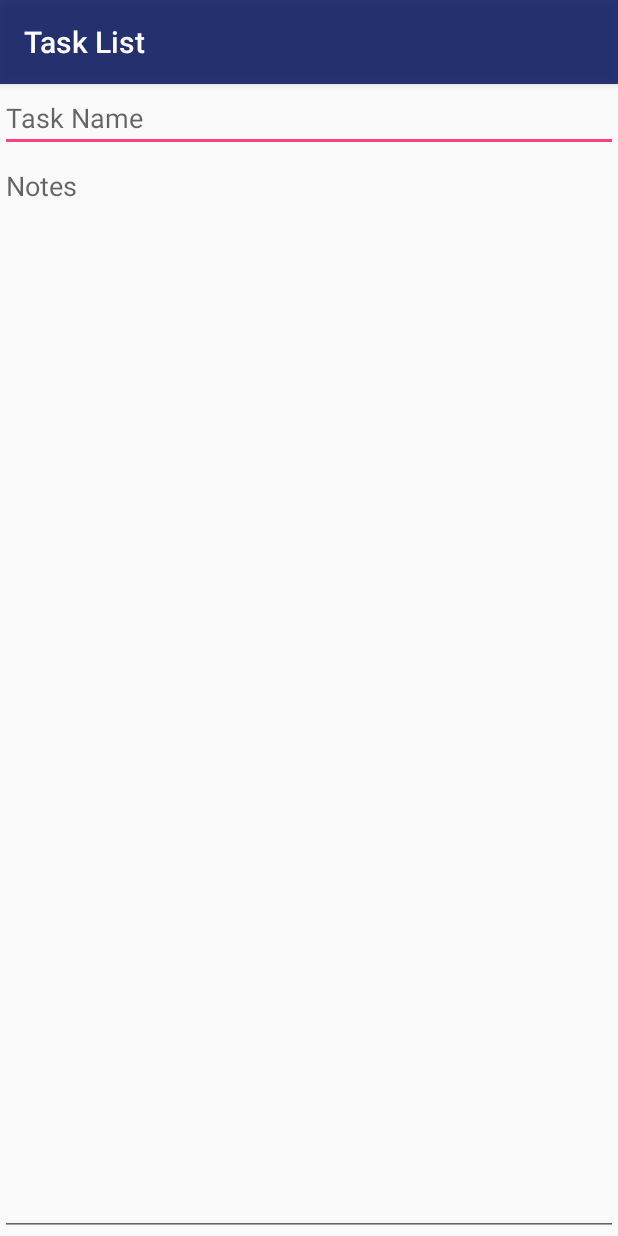
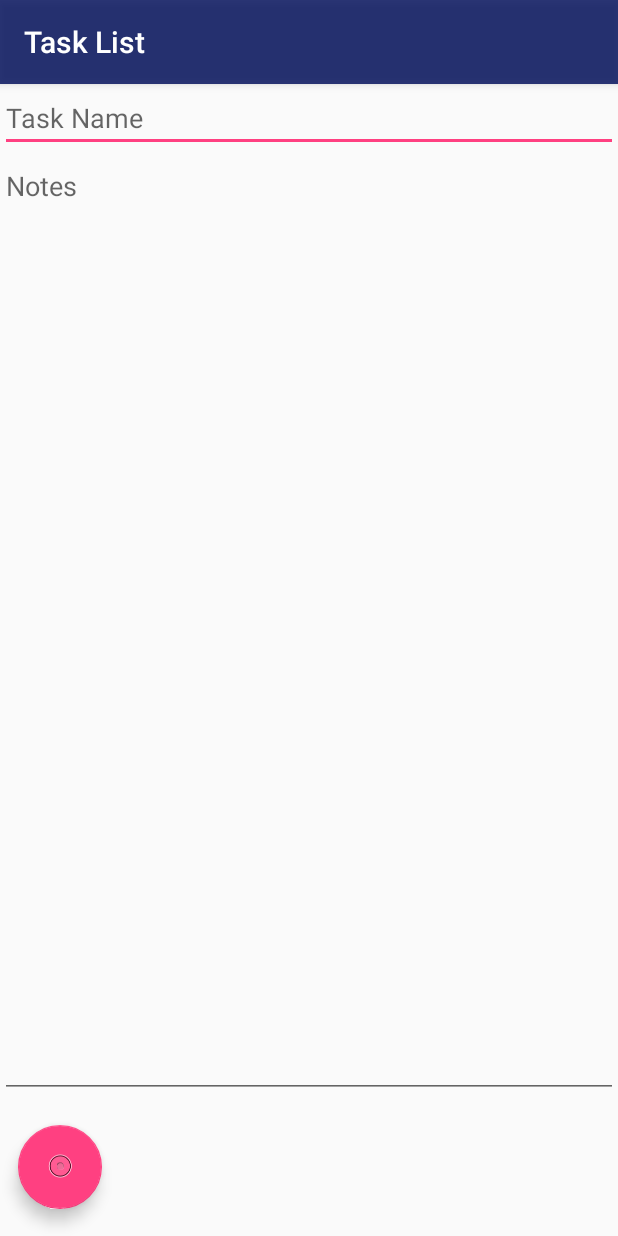
Before and after one commit to CarlosVillamar/TabProject_1, an Android app: the AddActivity screen opened directly, with no data from a screen before it, on a phone screen of 412 x 824 dp. Run offline under Robolectric (Android 15) with nearby library versions, the phone set to English and light mode, and no system bars.

Commit message:
Begin revision 2/2/19

```diff
--- a/app/src/main/java/com/example/carlos/tabproject1/AddActivity.java
+++ b/app/src/main/java/com/example/carlos/tabproject1/AddActivity.java
@@ -40,7 +40,7 @@ public class AddActivity extends AppCompatActivity implements View.OnKeyListener
         notesEditText.setOnKeyListener(this);
 
 
-        //ArrayList<TODO> mtodoArrayList = (ArrayList<TODO>) intent.getSerializableExtra("newTODO");
+       //ArrayList<TODO> mtodoArrayList = (ArrayList<TODO>) Intent.getSerializableExtra("newTODO");
 
     }
 
--- a/app/src/main/java/com/example/carlos/tabproject1/MainActivity.java
+++ b/app/src/main/java/com/example/carlos/tabproject1/MainActivity.java
@@ -195,8 +195,10 @@ public class MainActivity extends AppCompatActivity {
                     break;
                 case R.id.menuDelete:
                    // Toast.makeText(getContext(), "deleteeMEHHHHH", Toast.LENGTH_SHORT).show();
-                    if (todoArrayList.size()>=1){
-                    todoArrayList.remove(todoArrayList.size()-1);
+                    if (todoArrayList.size()>=0){
+//                    todoArrayList.remove(todoArrayList.size()-1);
+
+                    adapter.removeItem( todoArrayList.remove(2));
                     adapter.notifyDataSetChanged();
                     }else {
                         break;
--- a/app/src/main/res/layout/add_edit_activity.xml
+++ b/app/src/main/res/layout/add_edit_activity.xml
@@ -1,5 +1,6 @@
 <?xml version="1.0" encoding="utf-8"?>
 <LinearLayout xmlns:android="http://schemas.android.com/apk/res/android"
+    xmlns:app="http://schemas.android.com/apk/res-auto"
     android:layout_width="match_parent"
     android:layout_height="match_parent"
     android:orientation="vertical" >
@@ -21,4 +22,12 @@
         android:hint="Notes"
         android:inputType="textMultiLine" />
 
+    <android.support.design.widget.FloatingActionButton
+        android:id="@+id/floatingActionButton"
+        android:layout_width="match_parent"
+        android:layout_height="wrap_content"
+        android:clickable="true"
+        app:srcCompat="@android:drawable/btn_radio"
+        app:useCompatPadding="true" />
+
 </LinearLayout>
```
Also changed, not shown: app/src/main/java/com/example/carlos/tabproject1/Tab1Fragment.java (+4 -4 lines), app/src/main/java/com/example/carlos/tabproject1/tabAdapter.java (+12 -9 lines).
